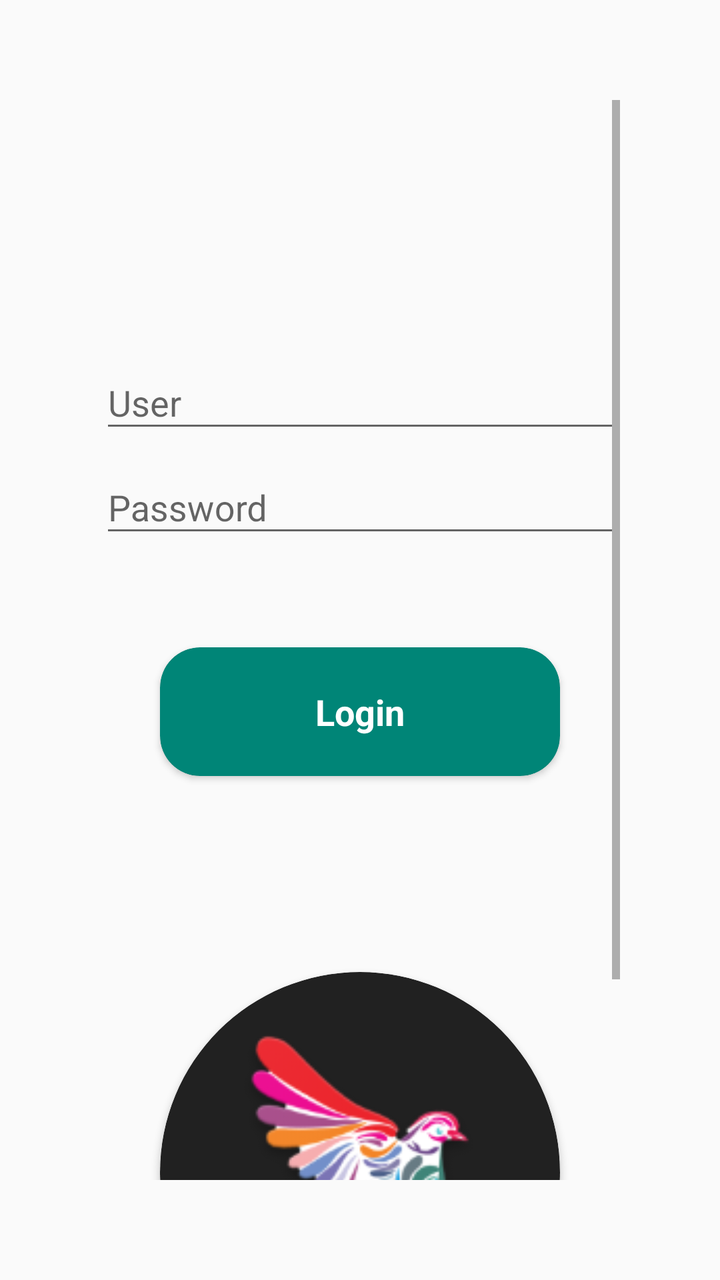
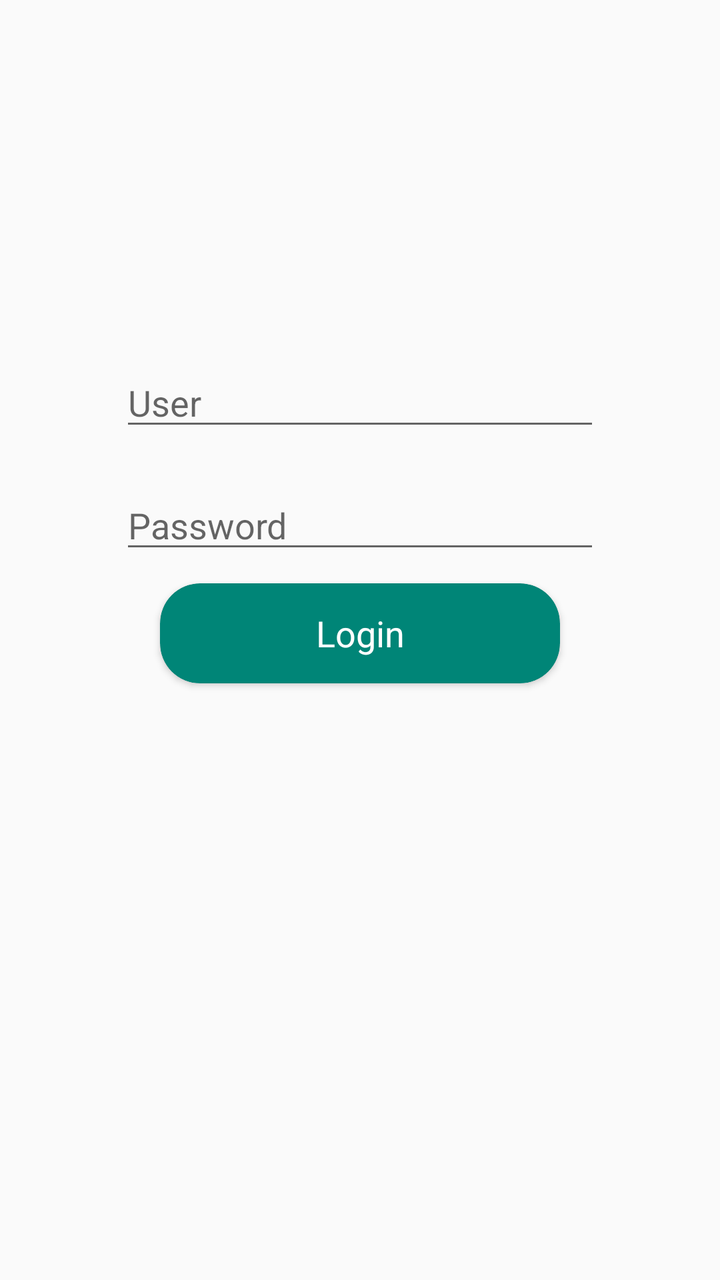

The first picture is an Android layout as it rendered before a commit; the second is the same layout after the commit. The layout source and the unified diff follow.
<!-- AndroidManifest.xml: application theme AppTheme -->
<!-- res/layout/activity_login.xml -->
<?xml version="1.0" encoding="utf-8"?>
<LinearLayout xmlns:android="http://schemas.android.com/apk/res/android"
    xmlns:app="http://schemas.android.com/apk/res-auto"
    xmlns:tools="http://schemas.android.com/tools"
    android:layout_width="match_parent"
    android:layout_height="match_parent"
    tools:context=".Login"
    android:orientation="vertical"
    android:id="@+id/root"
    android:padding="50dp">

    <ScrollView
        android:layout_width="match_parent"
        android:layout_height="match_parent">
        <LinearLayout
            android:layout_width="match_parent"
            android:layout_height="match_parent"
            android:orientation="vertical"
            android:paddingTop="50dp">


            <LinearLayout android:id="@+id/llProgress"
                android:layout_width="match_parent"
                android:layout_height="wrap_content"
                android:orientation="vertical"
                android:visibility="invisible">
                <ProgressBar
                    android:layout_width="50dp"
                    android:layout_height="50dp"
                    android:layout_gravity="center"/>
                <TextView
                    android:layout_width="match_parent"
                    android:layout_height="wrap_content"
                    android:gravity="center"
                    android:text="cargando..."/>
            </LinearLayout>


            <android.support.design.widget.TextInputLayout
                android:layout_width="match_parent"
                android:layout_height="wrap_content"
                android:hint="User">
                <android.support.design.widget.TextInputEditText
                    android:id="@+id/etUser"
                    android:layout_width="match_parent"
                    android:layout_height="wrap_content"/>
            </android.support.design.widget.TextInputLayout>



            <android.support.design.widget.TextInputLayout
                android:layout_width="match_parent"
                android:layout_height="wrap_content"
                android:hint="Password">
                <android.support.design.widget.TextInputEditText
                    android:id="@+id/etPass"
                    android:layout_width="match_parent"
                    android:layout_height="wrap_content"
                    android:inputType="textPassword"/>
            </android.support.design.widget.TextInputLayout>


            <android.support.v7.widget.CardView
                android:id="@+id/btnLogin"
                android:layout_width="200dp"
                android:layout_height="wrap_content"
                android:layout_gravity="center"
                app:cardBackgroundColor="@color/colorPrimary"
                app:cardCornerRadius="20dp"
                android:layout_marginTop="50dp">
                <TextView
                    android:layout_width="match_parent"
                    android:layout_height="match_parent"
                    android:padding="20dp"
                    android:text="Login"
                    android:gravity="center"
                    android:textColor="@color/white"
                    android:textSize="18sp"
                    android:textStyle="bold"/>

            </android.support.v7.widget.CardView>

            <TextView android:id="@+id/tvErrorMsg"
                android:layout_width="match_parent"
                android:layout_height="wrap_content"
                android:padding="10dp"
                android:gravity="center"
                android:textStyle="bold"
                android:textColor="@color/red_700"/>

            <TextView android:id="@+id/tvPhoneID"
                android:layout_width="match_parent"
                android:layout_height="wrap_content"
                android:gravity="center"
                android:textStyle="bold"
                android:padding="20dp"/>

            <android.support.v7.widget.CardView
                android:layout_width="200dp"
                android:layout_height="200dp"
                android:layout_gravity="center"
                app:cardCornerRadius="100dp"
                app:cardBackgroundColor="@color/gray_900">
                <ImageView
                    android:layout_width="match_parent"
                    android:layout_height="match_parent"
                    android:layout_gravity="center"
                    android:src="@drawable/colibri_logo"/>

            </android.support.v7.widget.CardView>
            <TextView
                android:layout_width="match_parent"
                android:layout_height="wrap_content"
                android:text="Rainbow Hummingbird"
                android:gravity="center"
                android:textSize="20sp"
                android:textStyle="bold|italic"/>

        </LinearLayout>

    </ScrollView>

</LinearLayout>
<!-- resources referenced by this layout -->
<resources>
  <color name="colorPrimary">#008577</color>
  <color name="gray_900">#212121</color>
  <color name="red_700">#D32F2F</color>
  <color name="white">#FFFFFF</color>
  <!-- drawable colibri_logo: png bitmap (drawable, 19302 bytes) -->
  <style name="AppTheme" parent="Theme.AppCompat.Light.DarkActionBar">
          
          <item name="colorPrimary">@color/colorPrimary</item>
          <item name="colorPrimaryDark">@color/colorPrimaryDark</item>
          <item name="colorAccent">@color/colorAccent</item>
      </style>
  <color name="colorPrimaryDark">#00574B</color>
  <color name="colorAccent">#D81B60</color>
</resources>

<!-- the commit's change to res/layout/activity_login.xml (unified diff, before → after) -->
@@ -36,47 +36,34 @@
             </LinearLayout>
 
 
-            <android.support.design.widget.TextInputLayout
+
+            <EditText android:id="@+id/etUser"
                 android:layout_width="match_parent"
                 android:layout_height="wrap_content"
-                android:hint="User">
-                <android.support.design.widget.TextInputEditText
-                    android:id="@+id/etUser"
-                    android:layout_width="match_parent"
-                    android:layout_height="wrap_content"/>
-            </android.support.design.widget.TextInputLayout>
+                android:layout_margin="10dp"
+                android:hint="User"/>
 
-
-
-            <android.support.design.widget.TextInputLayout
+            <EditText android:id="@+id/etPass"
                 android:layout_width="match_parent"
                 android:layout_height="wrap_content"
-                android:hint="Password">
-                <android.support.design.widget.TextInputEditText
-                    android:id="@+id/etPass"
-                    android:layout_width="match_parent"
-                    android:layout_height="wrap_content"
-                    android:inputType="textPassword"/>
-            </android.support.design.widget.TextInputLayout>
-
+                android:layout_margin="10dp"
+                android:hint="Password"
+                android:inputType="textPassword"/>
 
             <android.support.v7.widget.CardView
-                android:id="@+id/btnLogin"
                 android:layout_width="200dp"
-                android:layout_height="wrap_content"
-                android:layout_gravity="center"
+                android:layout_height="50dp"
+                android:padding="10dp"
                 app:cardBackgroundColor="@color/colorPrimary"
                 app:cardCornerRadius="20dp"
-                android:layout_marginTop="50dp">
-                <TextView
+                android:layout_gravity="center">
+                <TextView android:id="@+id/btnLogin"
                     android:layout_width="match_parent"
                     android:layout_height="match_parent"
-                    android:padding="20dp"
+                    android:gravity="center"
                     android:text="Login"
-                    android:gravity="center"
                     android:textColor="@color/white"
-                    android:textSize="18sp"
-                    android:textStyle="bold"/>
+                    android:textSize="18sp"/>
 
             </android.support.v7.widget.CardView>
 
@@ -94,28 +81,6 @@
                 android:gravity="center"
                 android:textStyle="bold"
                 android:padding="20dp"/>
-
-            <android.support.v7.widget.CardView
-                android:layout_width="200dp"
-                android:layout_height="200dp"
-                android:layout_gravity="center"
-                app:cardCornerRadius="100dp"
-                app:cardBackgroundColor="@color/gray_900">
-                <ImageView
-                    android:layout_width="match_parent"
-                    android:layout_height="match_parent"
-                    android:layout_gravity="center"
-                    android:src="@drawable/colibri_logo"/>
-
-            </android.support.v7.widget.CardView>
-            <TextView
-                android:layout_width="match_parent"
-                android:layout_height="wrap_content"
-                android:text="Rainbow Hummingbird"
-                android:gravity="center"
-                android:textSize="20sp"
-                android:textStyle="bold|italic"/>
-
         </LinearLayout>
 
     </ScrollView>
<!-- resource entries referenced after the edit -->
@@ -1,10 +1,8 @@
 <!-- resources referenced by this layout -->
 <resources>
   <color name="colorPrimary">#008577</color>
-  <color name="gray_900">#212121</color>
   <color name="red_700">#D32F2F</color>
   <color name="white">#FFFFFF</color>
-  <!-- drawable colibri_logo: png bitmap (drawable, 19302 bytes) -->
   <style name="AppTheme" parent="Theme.AppCompat.Light.DarkActionBar">
           
           <item name="colorPrimary">@color/colorPrimary</item>
